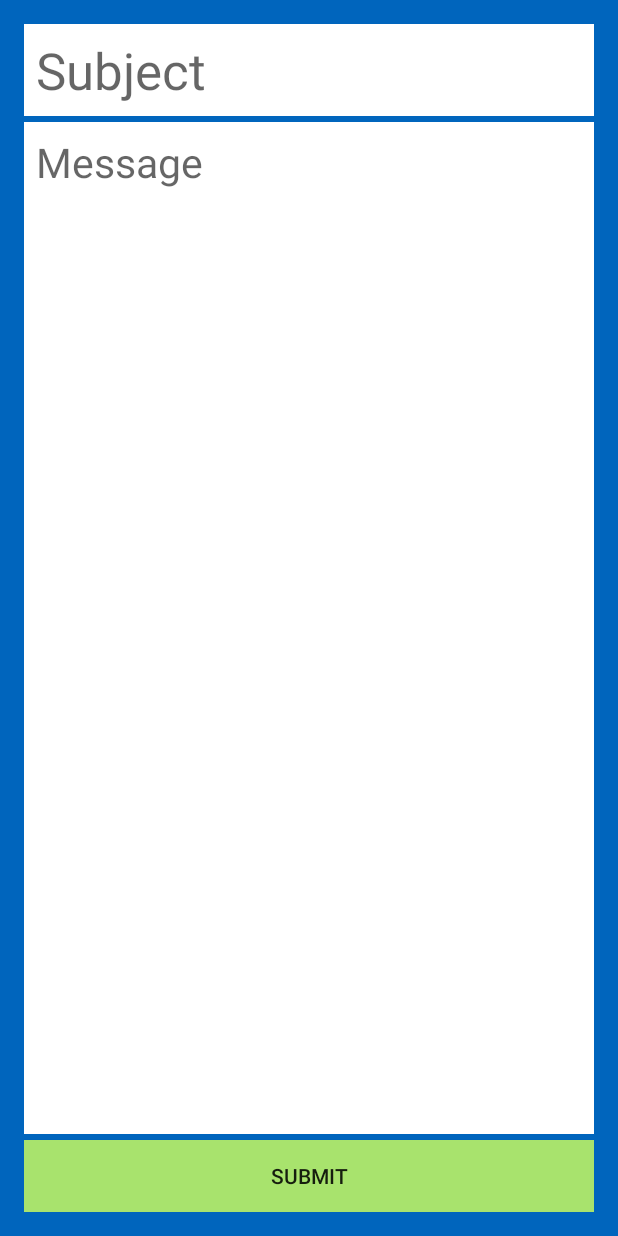
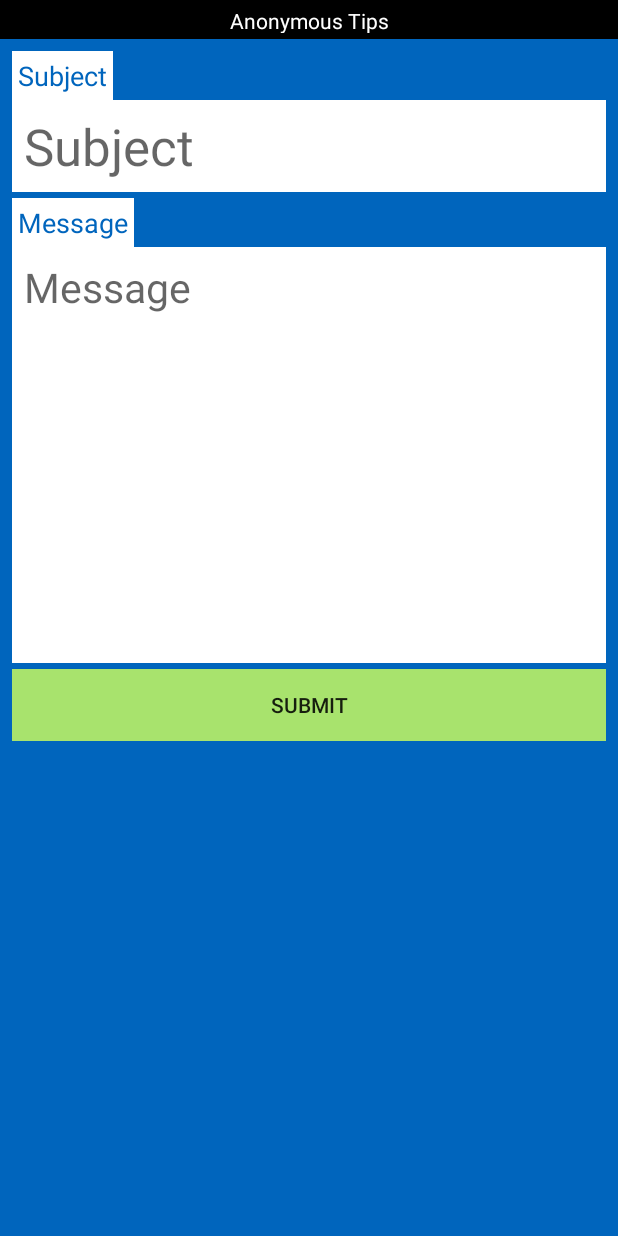
Before and after one commit to CSUSBCampusSafetyApp/safety-application, an Android app: the screen it shows after launch (AnonymousTips), on a phone screen of 412 x 824 dp. Run offline under Robolectric (Android 15) with nearby library versions, the phone set to English and light mode, and no system bars.

Commit message:
- Added dialogs to make the process obvious to the user and progress bar   so you can tell something is happening.
- Fixed some networking problems that could cause the application to
  crash but only under certain situation like not adding a domain in the
  networkdef file

- Updated the activity page to have a bit more explicit on which form you
  enter input. Added a header to remind user which form is being used.

- Still overall a very simple layout.

```diff
--- a/src/main/java/csusb/campussafety/StudentLocation.java
+++ b/src/main/java/csusb/campussafety/StudentLocation.java
@@ -8,6 +8,8 @@ import android.widget.ArrayAdapter;
 import android.widget.Button;
 import android.widget.EditText;
 import android.widget.Spinner;
+
+import models.ModelStudentLocation;
 
 @SuppressWarnings("all")
 public class StudentLocation extends Activity {
@@ -21,6 +23,8 @@ public class StudentLocation extends Activity {
     private EditText et_vehicle_year = null;
     private EditText et_vehicle_make = null;
     private Button btn_submit        = null;
+
+    private ModelStudentLocation m_studentloc = null;
 
     @Override
     protected void onCreate(Bundle savedInstanceState) {
--- a/src/main/java/network/JsonData.java
+++ b/src/main/java/network/JsonData.java
@@ -22,6 +22,11 @@ public class JsonData {
         try {
             json_obj = new JSONObject( content );
         } catch (JSONException e) {
+            try {
+                json_obj = new JSONObject("{result:0, error_msg: \"Unable to result from response. Connection parameters may be improperly set or data format may be incorrect. Contact mobile developer.\"}");
+            } catch (JSONException e1) {
+                e1.printStackTrace();
+            }
             Log.e("JSON Parser", "Error parsing data: " + e.toString());
         }
 
--- a/src/main/res/layout-land/activity_anonymoustips_page.xml
+++ b/src/main/res/layout-land/activity_anonymoustips_page.xml
@@ -1,59 +1,99 @@
-<RelativeLayout xmlns:android="http://schemas.android.com/apk/res/android"
+<ScrollView xmlns:android="http://schemas.android.com/apk/res/android"
     xmlns:tools="http://schemas.android.com/tools"
     android:background="#0065BD"
     android:layout_width="match_parent"
-    android:layout_height="match_parent" android:paddingLeft="@dimen/activity_horizontal_margin"
-    android:paddingRight="@dimen/activity_horizontal_margin"
-    android:paddingTop="@dimen/activity_vertical_margin"
-    android:paddingBottom="@dimen/activity_vertical_margin" tools:context=".MenuPage">
+    android:layout_height="fill_parent"
+    tools:context=".MenuPage">
+
+    <LinearLayout
+        android:layout_width="fill_parent"
+        android:layout_height="fill_parent"
+        android:orientation="vertical">
+
+        <LinearLayout
+            android:layout_width="fill_parent"
+            android:layout_height="wrap_content"
+            android:orientation="vertical"
+            android:background="#000000"
+            android:padding="4dp">
+
+            <RelativeLayout
+                android:layout_width="fill_parent"
+                android:layout_height="wrap_content">
+
+                <TextView
+                    android:layout_width="fill_parent"
+                    android:layout_height="18dip"
+                    android:text="Anonymous Tips"
+                    android:textSize="14sp"
+                    android:gravity="center"
+                    android:textColor="#FFFFFF"/>
+
+            </RelativeLayout>
+
+        </LinearLayout>
+
+        <LinearLayout
+            android:layout_width="fill_parent"
+            android:layout_height="fill_parent"
+            android:orientation="vertical"
+            android:padding="8dp">
+
+            <TextView
+                android:layout_width="wrap_content"
+                android:layout_height="wrap_content"
+                android:background="#FFFFFF"
+                android:text="Subject"
+                android:textColor="#0065BD"
+                android:textSize="18sp"
+                android:padding="4dp"/>
 
             <EditText
-        android:layout_width="wrap_content"
+                android:layout_width="fill_parent"
                 android:layout_height="wrap_content"
                 android:id="@+id/et_anonymoustips_subject"
-        android:layout_alignParentTop="true"
-        android:layout_alignParentLeft="true"
-        android:layout_alignParentStart="true"
-        android:layout_alignParentRight="true"
-        android:layout_alignParentEnd="true"
                 android:background="#FFFFFF"
                 android:textColor="#000000"
                 android:textSize="@dimen/abc_text_size_display_1_material"
                 android:hint="Subject"
-        android:padding="8dp" />
+                android:padding="8dp"
+                android:paddingTop="0dp"/>
+
+            <TextView
+                android:layout_width="wrap_content"
+                android:layout_height="wrap_content"
+                android:background="#FFFFFF"
+                android:text="Message"
+                android:textColor="#0065BD"
+                android:textSize="18sp"
+                android:padding="4dp"
+                android:layout_marginTop="4dp"/>
 
             <EditText
                 android:layout_width="fill_parent"
-        android:layout_height="wrap_content"
+                android:layout_height="fill_parent"
                 android:inputType="textMultiLine"
+                android:lines="5"
                 android:gravity="top|left"
                 android:ems="10"
                 android:id="@+id/et_anonymoustips_message"
-        android:layout_alignParentLeft="true"
-        android:layout_alignParentStart="true"
-        android:layout_alignRight="@+id/et_anonymoustips_subject"
-        android:layout_alignEnd="@+id/et_anonymoustips_subject"
-        android:layout_below="@+id/et_anonymoustips_subject"
-        android:layout_above="@+id/btn_anonymoustips_submit"
                 android:background="#FFFFFF"
                 android:textColor="#000000"
                 android:textSize="27sp"
                 android:hint="Message"
                 android:padding="8dp"
-        android:layout_marginTop="4dp"/>
+                android:paddingTop="0dp"/>
 
             <Button
                 android:layout_width="fill_parent"
                 android:layout_height="wrap_content"
                 android:text="Submit"
                 android:id="@+id/btn_anonymoustips_submit"
-        android:layout_alignParentBottom="true"
-        android:layout_alignParentLeft="true"
-        android:layout_alignParentStart="true"
-        android:layout_alignRight="@+id/et_anonymoustips_message"
-        android:layout_alignEnd="@+id/et_anonymoustips_message"
                 android:background="#A8E36D"
-        android:textColor="@color/abc_primary_text_disable_only_material_dark"
                 android:layout_marginTop="4dp"/>
 
-</RelativeLayout>
+        </LinearLayout>
+
+    </LinearLayout>
+
+</ScrollView>
--- a/src/main/res/layout/activity_anonymoustips_page.xml
+++ b/src/main/res/layout/activity_anonymoustips_page.xml
@@ -1,57 +1,99 @@
-<RelativeLayout xmlns:android="http://schemas.android.com/apk/res/android"
+<ScrollView xmlns:android="http://schemas.android.com/apk/res/android"
     xmlns:tools="http://schemas.android.com/tools"
     android:background="#0065BD"
     android:layout_width="match_parent"
-    android:layout_height="match_parent" android:paddingLeft="@dimen/activity_horizontal_margin"
-    android:paddingRight="@dimen/activity_horizontal_margin"
-    android:paddingTop="@dimen/activity_vertical_margin"
-    android:paddingBottom="@dimen/activity_vertical_margin" tools:context=".MenuPage">
+    android:layout_height="fill_parent"
+    tools:context=".MenuPage">
+
+    <LinearLayout
+        android:layout_width="fill_parent"
+        android:layout_height="fill_parent"
+        android:orientation="vertical">
+
+        <LinearLayout
+            android:layout_width="fill_parent"
+            android:layout_height="wrap_content"
+            android:orientation="vertical"
+            android:background="#000000"
+            android:padding="4dp">
+
+            <RelativeLayout
+                android:layout_width="fill_parent"
+                android:layout_height="wrap_content">
+
+                <TextView
+                    android:layout_width="fill_parent"
+                    android:layout_height="18dip"
+                    android:text="Anonymous Tips"
+                    android:textSize="14sp"
+                    android:gravity="center"
+                    android:textColor="#FFFFFF"/>
+
+            </RelativeLayout>
+
+        </LinearLayout>
+
+        <LinearLayout
+            android:layout_width="fill_parent"
+            android:layout_height="fill_parent"
+            android:orientation="vertical"
+            android:padding="8dp">
+
+            <TextView
+                android:layout_width="wrap_content"
+                android:layout_height="wrap_content"
+                android:background="#FFFFFF"
+                android:text="Subject"
+                android:textColor="#0065BD"
+                android:textSize="18sp"
+                android:padding="4dp"/>
 
             <EditText
-        android:layout_width="wrap_content"
+                android:layout_width="fill_parent"
                 android:layout_height="wrap_content"
                 android:id="@+id/et_anonymoustips_subject"
-        android:layout_alignParentTop="true"
-        android:layout_alignParentLeft="true"
-        android:layout_alignParentStart="true"
-        android:layout_alignParentRight="true"
-        android:layout_alignParentEnd="true"
                 android:background="#FFFFFF"
                 android:textColor="#000000"
                 android:textSize="@dimen/abc_text_size_display_1_material"
                 android:hint="Subject"
-        android:padding="8dp" />
+                android:padding="8dp"
+                android:paddingTop="0dp"/>
+
+            <TextView
+                android:layout_width="wrap_content"
+                android:layout_height="wrap_content"
+                android:background="#FFFFFF"
+                android:text="Message"
+                android:textColor="#0065BD"
+                android:textSize="18sp"
+                android:padding="4dp"
+                android:layout_marginTop="4dp"/>
 
             <EditText
                 android:layout_width="fill_parent"
-        android:layout_height="wrap_content"
+                android:layout_height="fill_parent"
                 android:inputType="textMultiLine"
+                android:lines="8"
                 android:gravity="top|left"
                 android:ems="10"
                 android:id="@+id/et_anonymoustips_message"
-        android:layout_alignParentLeft="true"
-        android:layout_alignParentStart="true"
-        android:layout_alignRight="@+id/et_anonymoustips_subject"
-        android:layout_alignEnd="@+id/et_anonymoustips_subject"
-        android:layout_below="@+id/et_anonymoustips_subject"
-        android:layout_above="@+id/btn_anonymoustips_submit"
                 android:background="#FFFFFF"
                 android:textColor="#000000"
                 android:textSize="27sp"
                 android:hint="Message"
                 android:padding="8dp"
-        android:layout_marginTop="4dp"/>
+                android:paddingTop="0dp"/>
 
             <Button
                 android:layout_width="fill_parent"
                 android:layout_height="wrap_content"
                 android:text="Submit"
                 android:id="@+id/btn_anonymoustips_submit"
-        android:layout_alignParentBottom="true"
-        android:layout_alignParentLeft="true"
-        android:layout_alignParentStart="true"
-        android:layout_alignRight="@+id/et_anonymoustips_message"
-        android:layout_alignEnd="@+id/et_anonymoustips_message"
                 android:background="#A8E36D"
                 android:layout_marginTop="4dp"/>
-</RelativeLayout>
+
+        </LinearLayout>
+
+    </LinearLayout>
+
+</ScrollView>
```
Also changed, not shown: src/main/java/csusb/campussafety/AnonymousTips.java (+69 -11 lines), src/main/java/models/ModelAnonTips.java (+35 -2 lines), src/main/java/models/ModelStudentLocation.java (+4 -3 lines), src/main/java/network/BasicNetwork.java (+37 -10 lines), src/main/java/network/SimpleNetwork.java (+11 -1 lines). Lines whose indentation alone changed are shown as unchanged.
